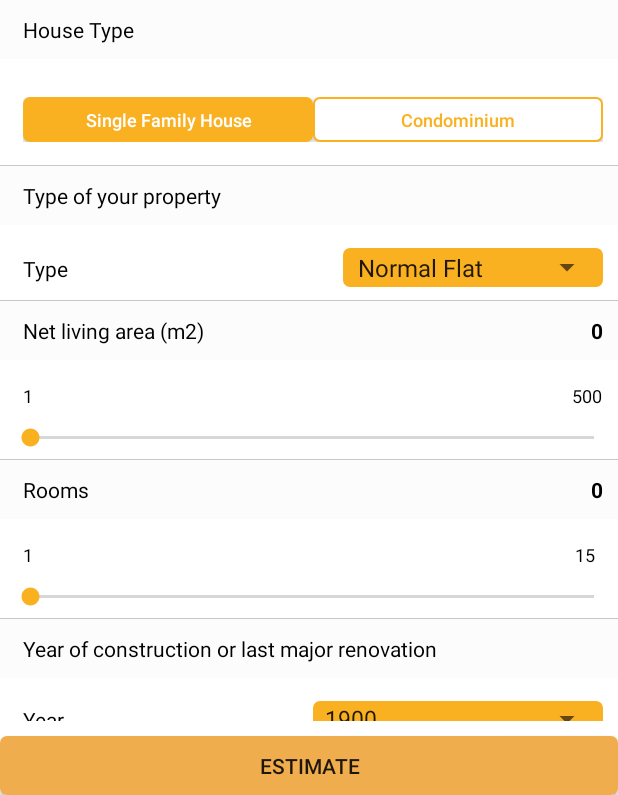
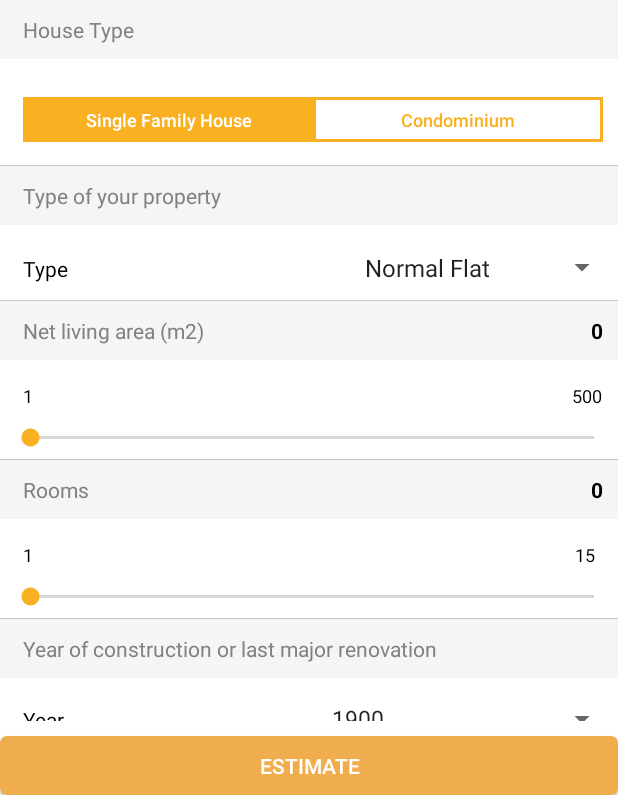
Before and after one commit to izangular/ISpotRent, an Android app: the AppraisalActivity screen opened directly, with no data from a screen before it, on a phone screen of 412 x 824 dp, the part 441-1236 px from its top. Run offline under Robolectric (Android 15) with nearby library versions, the phone set to English and light mode, and no system bars; 5 statements that could not run were skipped.

```diff
--- a/app/src/main/java/com/example/karmali/homexperts/AppraisalActivity.java
+++ b/app/src/main/java/com/example/karmali/homexperts/AppraisalActivity.java
@@ -193,7 +193,7 @@ public class AppraisalActivity extends AppCompatActivity implements GoogleApiCli
         buttonA2.setOnClickListener(new View.OnClickListener() {
             public void onClick(View v) {
                 buttonA2.setBackgroundColor(ResourcesCompat.getColor(getResources(), R.color.colorAccent, null));
-                buttonA3.setBackground(ResourcesCompat.getDrawable(getResources(), R.drawable.roundedborder, null));
+                buttonA3.setBackground(ResourcesCompat.getDrawable(getResources(), R.drawable.borderbottom, null));
                 buttonA2.setTextColor(Color.WHITE);
                 buttonA3.setTextColor(ResourcesCompat.getColor(getResources(), R.color.colorAccent, null));
                 requestCategory = "5";
@@ -203,7 +203,7 @@ public class AppraisalActivity extends AppCompatActivity implements GoogleApiCli
         buttonA3.setOnClickListener(new View.OnClickListener() {
             public void onClick(View v) {
                 buttonA3.setBackgroundColor(ResourcesCompat.getColor(getResources(), R.color.colorAccent, null));
-                buttonA2.setBackground(ResourcesCompat.getDrawable(getResources(), R.drawable.roundedborder, null));
+                buttonA2.setBackground(ResourcesCompat.getDrawable(getResources(), R.drawable.borderbottom, null));
                 buttonA3.setTextColor(Color.WHITE);
                 buttonA2.setTextColor(ResourcesCompat.getColor(getResources(), R.color.colorAccent, null));
                 requestCategory = "6";
--- a/app/src/main/res/layout/activity_appraisal.xml
+++ b/app/src/main/res/layout/activity_appraisal.xml
@@ -141,7 +141,8 @@
                 android:id="@+id/formSection"
                 android:layout_width="fill_parent"
                 android:layout_height="wrap_content"
-                android:orientation="vertical">
+                android:orientation="vertical"
+                android:weightSum="1">
                 <LinearLayout
                     android:layout_width="fill_parent"
                     android:layout_height="match_parent"
@@ -149,7 +150,7 @@
                     android:paddingTop="10dp"
                     android:paddingBottom="10dp"
                     android:paddingLeft="15dp"
-                    android:background="#fcfcfc">
+                    android:background="#F5F5F5">
 
                     <TextView
                         android:id="@+id/housetype"
@@ -157,7 +158,7 @@
                         android:layout_height="wrap_content"
                         android:layout_weight="1"
                         android:text="House Type"
-                        android:textColor="#000" />
+                        android:textColor="@color/input_text_gray" />
                 </LinearLayout>
 
 
@@ -178,7 +179,7 @@
                         android:layout_width="0dp"
                         android:layout_height="30dp"
                         android:layout_weight="0.5"
-                        android:background="@drawable/spinnerstyle"
+                        android:background="@color/colorAccent"
                         android:text="Single Family House"
                         android:textSize="12sp"
                         android:textColor="@color/white" />
@@ -188,7 +189,7 @@
                         android:layout_width="0dp"
                         android:layout_height="30dp"
                         android:layout_weight="0.5"
-                        android:background="@drawable/roundedborder"
+                        android:background="@drawable/borderbottom"
                         android:text="Condominium"
                         android:textSize="12sp"
                         android:textColor="@color/colorAccent" />
@@ -205,7 +206,7 @@
                     android:paddingTop="10dp"
                     android:paddingBottom="10dp"
                     android:paddingLeft="15dp"
-                    android:background="#fcfcfc">
+                    android:background="#F5F5F5">
 
                     <TextView
                         android:id="@+id/textView3"
@@ -213,7 +214,7 @@
                         android:layout_height="match_parent"
                         android:text="Type of your property"
                         android:layout_weight="1"
-                        android:textColor="#000" />
+                        android:textColor="@color/input_text_gray" />
 
                 </LinearLayout>
 
@@ -221,7 +222,6 @@
                     android:layout_width="match_parent"
                     android:layout_height="40dp"
                     android:paddingTop="5dp"
-                    android:paddingRight="10dp"
                     android:paddingBottom="5dp"
                     android:paddingLeft="15dp"
                     android:layout_marginTop="10dp"
@@ -239,8 +239,7 @@
                         android:layout_width="0dp"
                         android:layout_height="wrap_content"
                         android:layout_marginLeft="40dp"
-                        android:layout_weight="1"
-                        android:background="@drawable/spinnerstyle">
+                        android:layout_weight="1">
 
 
                         <Spinner
@@ -273,7 +272,7 @@
                 <LinearLayout
                     android:layout_width="match_parent"
                     android:layout_height="wrap_content"
-                    android:background="#fcfcfc"
+                    android:background="#F5F5F5"
                     android:orientation="horizontal"
                     android:paddingBottom="10dp"
                     android:paddingLeft="15dp"
@@ -286,7 +285,7 @@
                         android:layout_height="wrap_content"
                         android:layout_weight="1"
                         android:text="Net living area (m2)"
-                        android:textColor="#000" />
+                        android:textColor="@color/input_text_gray" />
 
                     <TextView
                         android:id="@+id/textViewLivSurfVal"
@@ -352,7 +351,7 @@
                     android:paddingRight="10dp"
                     android:paddingBottom="10dp"
                     android:paddingLeft="15dp"
-                    android:background="#fcfcfc">
+                    android:background="#F5F5F5">
 
                     <TextView
                         android:id="@+id/textViewRooms"
@@ -360,7 +359,7 @@
                         android:layout_height="wrap_content"
                         android:layout_weight="1"
                         android:text="Rooms"
-                        android:textColor="#000"/>
+                        android:textColor="@color/input_text_gray"/>
 
                     <TextView
                         android:id="@+id/textViewRoomsVal"
@@ -426,14 +425,14 @@
                     android:paddingRight="5dp"
                     android:paddingBottom="10dp"
                     android:paddingLeft="15dp"
-                    android:background="#fcfcfc">
+                    android:background="#F5F5F5">
 
                     <TextView
                         android:id="@+id/textView2"
                         android:layout_width="match_parent"
                         android:layout_height="match_parent"
                         android:text="Year of construction or last major renovation"
-                        android:textColor="#000" />
+                        android:textColor="@color/input_text_gray" />
                 </LinearLayout>
 
                 <LinearLayout
@@ -442,7 +441,6 @@
                     android:layout_marginTop="10dp"
                     android:orientation="horizontal"
                     android:paddingTop="5dp"
-                    android:paddingRight="10dp"
                     android:paddingBottom="5dp"
                     android:paddingLeft="15dp">
 
@@ -458,8 +456,7 @@
                         android:id="@+id/speaker_relative_layout"
                         android:layout_width="0dp"
                         android:layout_height="wrap_content"
-                        android:layout_weight="1"
-                        android:background="@drawable/spinnerstyle">
+                        android:layout_weight="1">
 
                         <Spinner
                             android:id="@+id/yearspin"
@@ -487,23 +484,40 @@
                     android:layout_height="wrap_content"
                     android:maxLines="1"
                     android:text="Lift"
+                    android:layout_marginBottom="10dp"
                     android:layout_marginStart="10dp"
                     android:textColor="#000"
                     app:buttonTint="@color/colorPrimary" />
+                <View
+                    android:layout_width="match_parent"
+                    android:layout_height="1px"
+                    android:background="@color/lighter_gray" />
 
                 <LinearLayout
-                    android:layout_width="match_parent"
+                    android:layout_width="fill_parent"
                     android:layout_height="wrap_content"
-                    android:padding="5dp"
-                    android:background="#fcfcfc"
-                    android:orientation="vertical"
-                    android:layout_marginTop="5dp">
+                    android:paddingTop="10dp"
+                    android:paddingRight="10dp"
+                    android:paddingBottom="10dp"
+                    android:paddingLeft="15dp"
+                    android:background="#F5F5F5">
+
                     <TextView
                         android:id="@+id/mapHeaderText"
                         android:layout_width="wrap_content"
                         android:layout_height="wrap_content"
                         android:text="Map of location"
-                        android:textColor="#000" />
+                        android:textColor="@color/input_text_gray" />
+                </LinearLayout>
+
+                <LinearLayout
+                    android:layout_width="match_parent"
+                    android:layout_height="wrap_content"
+                    android:paddingRight="10dp"
+                    android:paddingBottom="5dp"
+                    android:background="#F5F5F5"
+                    android:paddingLeft="15dp">
+
                     <fragment
                         android:id="@+id/mapViewCurrentLocation"
                         android:name="com.google.android.gms.maps.MapFragment"
@@ -517,11 +531,13 @@
         </LinearLayout>
 
     </ScrollView>
+
     <Button
         android:id="@+id/buttonAppraise"
         android:layout_width="match_parent"
         android:layout_height="39dp"
         android:layout_marginTop="10dp"
+        android:textColor="@color/white"
         android:background="@drawable/button"
         android:text="Estimate" />
 </LinearLayout>
--- a/app/src/main/res/values/colors.xml
+++ b/app/src/main/res/values/colors.xml
@@ -4,6 +4,7 @@
     <color name="colorPrimaryDark">#000</color>
     <color name="colorAccent">#F9B122</color>
     <color name="lighter_gray">#c7c7c7</color>
+    <color name="input_text_gray">#818181</color>
     <color name="red">#ca230d</color>
     <color name="white">#fff</color>
 
```
Also changed, not shown: app/src/main/java/com/example/karmali/homexperts/UserLocationActivity.java (+20 -0 lines), app/src/main/res/layout/activity_user_location.xml (+55 -16 lines).
